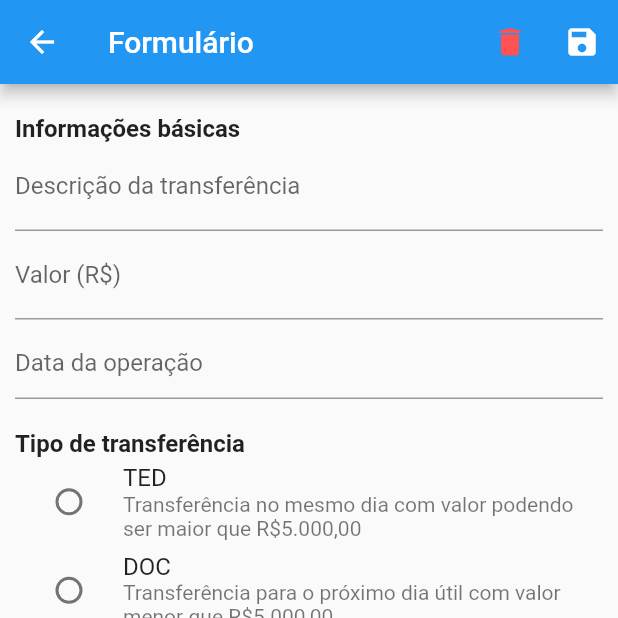
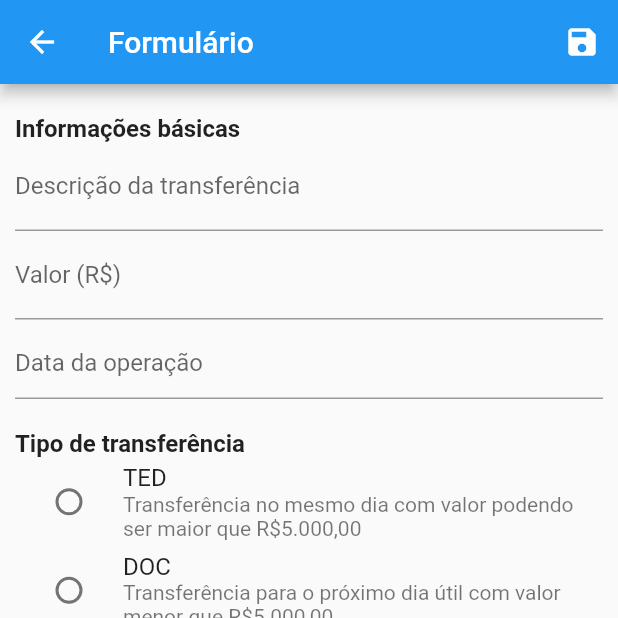
Before and after one commit to lhleonardo/ufla-transactionapp-flutter, a Flutter app: the screen it shows after launch, after a tap on the "add" icon, on a phone screen of 412 x 824 dp, the top half of it. Run offline on Flutter 3.47's test engine with Material 2 defaults, Android fonts, the phone set to English and light mode, and no system bars.

Commit message:
Alteração e exclusão de registros

```diff
--- a/lib/components/transaction_tile.dart
+++ b/lib/components/transaction_tile.dart
@@ -1,6 +1,7 @@
 import 'package:flutter/material.dart';
 import 'package:intl/intl.dart';
 import 'package:start/models/transaction.dart';
+import 'package:start/routes/app_routes.dart';
 
 class TransactionTile extends StatelessWidget {
   final Transaction transaction;
@@ -32,19 +33,21 @@ class TransactionTile extends StatelessWidget {
         ),
       ),
       trailing: Container(
-        width: 100,
+        width: 50,
         child: Row(
+          mainAxisAlignment: MainAxisAlignment.end,
+          mainAxisSize: MainAxisSize.max,
           children: <Widget>[
             IconButton(
-              color: Colors.brown,
-              icon: Icon(Icons.mode_edit),
-              onPressed: () {},
+              color: Color.fromRGBO(84, 88, 94, 1),
+              icon: Icon(Icons.chevron_right),
+              onPressed: () {
+                Navigator.of(context).pushNamed(
+                  AppRoutes.TRANSACTION_FORM,
+                  arguments: transaction,
+                );
+              },
             ),
-            IconButton(
-              color: Colors.red,
-              icon: Icon(Icons.delete),
-              onPressed: () {},
-            )
           ],
         ),
       ),
--- a/lib/provider/transactions.dart
+++ b/lib/provider/transactions.dart
@@ -34,6 +34,7 @@ class Transactions with ChangeNotifier {
           from: transaction.from,
           to: transaction.to,
           value: transaction.value,
+          date: transaction.date,
           id: id,
           description: transaction.description,
           type: transaction.type,
--- a/lib/view/transactions_form.dart
+++ b/lib/view/transactions_form.dart
@@ -16,6 +16,10 @@ class _TransactionFormState extends State<TransactionForm> {
   final _form = GlobalKey<FormState>();
 
   final Map<String, Object> _values = {};
+
+  final _dateController = TextEditingController();
+
+  Transaction _openTransaction;
 
   String _textEmptyValidator(String newValue) {
     if (newValue == null || newValue.isEmpty || newValue.trim().isEmpty) {
@@ -52,21 +56,77 @@ class _TransactionFormState extends State<TransactionForm> {
     _values[property] = value;
   }
 
-  void _prepareFormData(Transaction transaction) {}
+  void _prepareFormData(Transaction transaction) {
+    if (transaction != null) {
+      _openTransaction = transaction;
+      _values["id"] = transaction.id;
+
+      _values["type"] = transaction.type;
+      setState(() {
+        _selectedType = transaction.type;
+      });
+
+      _values["value"] = transaction.value == null ? "" : transaction.value;
+
+      _values["date"] = transaction.date;
+      _dateController.text = _formatter.format(transaction.date);
+
+      _values["description"] = transaction.description;
+
+      _values["from.agency"] = transaction.from.agency;
+      _values["from.account"] = transaction.from.account;
+      _values["from.owner"] = transaction.from.owner;
+
+      _values["to.agency"] = transaction.to.agency;
+      _values["to.account"] = transaction.to.account;
+      _values["to.owner"] = transaction.to.owner;
+    }
+  }
 
   @override
   Widget build(BuildContext context) {
-    var dateController = TextEditingController();
+    final Transaction transaction = ModalRoute.of(context).settings.arguments;
+    _prepareFormData(transaction);
+
     return Scaffold(
       appBar: AppBar(
         title: Text('Formulário'),
         actions: <Widget>[
-          IconButton(
-              icon: Icon(
-                Icons.delete,
-                color: Colors.redAccent,
-              ),
-              onPressed: () {}),
+          Visibility(
+            visible: _values['id'] != null,
+            child: IconButton(
+                icon: Icon(
+                  Icons.delete,
+                  color: Colors.redAccent,
+                ),
+                onPressed: () {
+                  showDialog(
+                    context: context,
+                    barrierDismissible: false,
+                    builder: (_) => AlertDialog(
+                      title: Text("Confirmação"),
+                      content: Text(
+                          "Essa ação não pode ser desfeita. Deseja realmente excluir a transação?"),
+                      elevation: 24.0,
+                      actions: <Widget>[
+                        FlatButton(
+                          onPressed: () {
+                            Provider.of<Transactions>(context, listen: false)
+                                .remove(_openTransaction);
+                            Navigator.of(context).pop();
+                            Navigator.of(context).pop();
+                          },
+                          child: Text("Sim"),
+                        ),
+                        FlatButton(
+                          onPressed: () => Navigator.of(context).pop(),
+                          child: Text("Não"),
+                        )
+                      ],
+                    ),
+                  );
+                }),
+          ),
           IconButton(
             icon: Icon(Icons.save),
             onPressed: () {
@@ -160,6 +220,7 @@ class _TransactionFormState extends State<TransactionForm> {
                 Padding(
                   padding: EdgeInsets.fromLTRB(0, 0, 0, 0),
                   child: TextFormField(
+                    initialValue: _values['description'],
                     onSaved: (newValue) =>
                         _saveOnInstance('description', newValue),
                     validator: _textLimitedValidator,
@@ -170,6 +231,9 @@ class _TransactionFormState extends State<TransactionForm> {
                 Padding(
                   padding: EdgeInsets.fromLTRB(0, 0, 0, 0),
                   child: TextFormField(
+                    initialValue: _values['value'] == null
+                        ? ""
+                        : _values['value'].toString(),
                     onSaved: (newValue) =>
                         _saveOnInstance('value', double.parse(newValue)),
                     validator: _textNumberValidator,
@@ -180,15 +244,15 @@ class _TransactionFormState extends State<TransactionForm> {
                 Padding(
                   padding: EdgeInsets.fromLTRB(0, 5, 0, 0),
                   child: TextFormField(
-                    controller: dateController,
+                    controller: _dateController,
                     onSaved: (newValue) =>
                         _saveOnInstance('date', _formatter.parse(newValue)),
                     validator: _textEmptyValidator,
                     readOnly: true,
                     onTap: () {
-                      var currentDate = dateController.text != null &&
-                              dateController.text.isNotEmpty
-                          ? _formatter.parse(dateController.text)
+                      var currentDate = _dateController.text != null &&
+                              _dateController.text.isNotEmpty
+                          ? _formatter.parse(_dateController.text)
                           : DateTime.now();
                       var result = showDatePicker(
                         context: context,
@@ -198,7 +262,7 @@ class _TransactionFormState extends State<TransactionForm> {
                       );
 
                       result.then((value) =>
-                          dateController.text = _formatter.format(value));
+                          _dateController.text = _formatter.format(value));
                     },
                     decoration: InputDecoration(
                       hintText: 'Data da operação',
@@ -225,6 +289,7 @@ class _TransactionFormState extends State<TransactionForm> {
                   onChanged: (String value) {
                     setState(() {
                       _selectedType = value;
+                      print(_selectedType + ' ' + value);
                     });
                   },
                 ),
@@ -237,6 +302,7 @@ class _TransactionFormState extends State<TransactionForm> {
                   onChanged: (String value) {
                     setState(() {
                       _selectedType = value;
+                      print(_selectedType + ' ' + value);
                     });
                   },
                 ),
@@ -260,6 +326,7 @@ class _TransactionFormState extends State<TransactionForm> {
                           child: Padding(
                             padding: EdgeInsets.fromLTRB(0, 0, 5, 0),
                             child: TextFormField(
+                              initialValue: _values['from.agency'],
                               validator: _textEmptyValidator,
                               onSaved: (newValue) =>
                                   _saveOnInstance('from.agency', newValue),
@@ -274,6 +341,7 @@ class _TransactionFormState extends State<TransactionForm> {
                           child: Padding(
                             padding: EdgeInsets.fromLTRB(5, 0, 0, 0),
                             child: TextFormField(
+                              initialValue: _values['from.account'],
                               validator: _textEmptyValidator,
                               onSaved: (newValue) =>
                                   _saveOnInstance('from.account', newValue),
@@ -290,6 +358,7 @@ class _TransactionFormState extends State<TransactionForm> {
                       padding: EdgeInsets.fromLTRB(0, 0, 5, 0),
                       child: TextFormField(
                         validator: _textLimitedValidator,
+                        initialValue: _values['from.owner'],
                         onSaved: (newValue) =>
                             _saveOnInstance('from.owner', newValue),
                         decoration: InputDecoration(
@@ -319,6 +388,7 @@ class _TransactionFormState extends State<TransactionForm> {
                           child: Padding(
                             padding: EdgeInsets.fromLTRB(0, 0, 5, 0),
                             child: TextFormField(
+                              initialValue: _values['to.agency'],
                               validator: _textLimitedValidator,
                               onSaved: (newValue) =>
                                   _saveOnInstance('to.agency', newValue),
@@ -335,6 +405,7 @@ class _TransactionFormState extends State<TransactionForm> {
                             child: TextFormField(
                               keyboardType: TextInputType.number,
                               validator: _textLimitedValidator,
+                              initialValue: _values['to.account'],
                               onSaved: (newValue) =>
                                   _saveOnInstance('to.account', newValue),
                               decoration: InputDecoration(
@@ -349,6 +420,7 @@ class _TransactionFormState extends State<TransactionForm> {
                       padding: EdgeInsets.fromLTRB(0, 0, 5, 0),
                       child: TextFormField(
                         validator: _textLimitedValidator,
+                        initialValue: _values['to.owner'],
                         onSaved: (newValue) =>
                             _saveOnInstance('to.owner', newValue),
                         decoration: InputDecoration(
```
